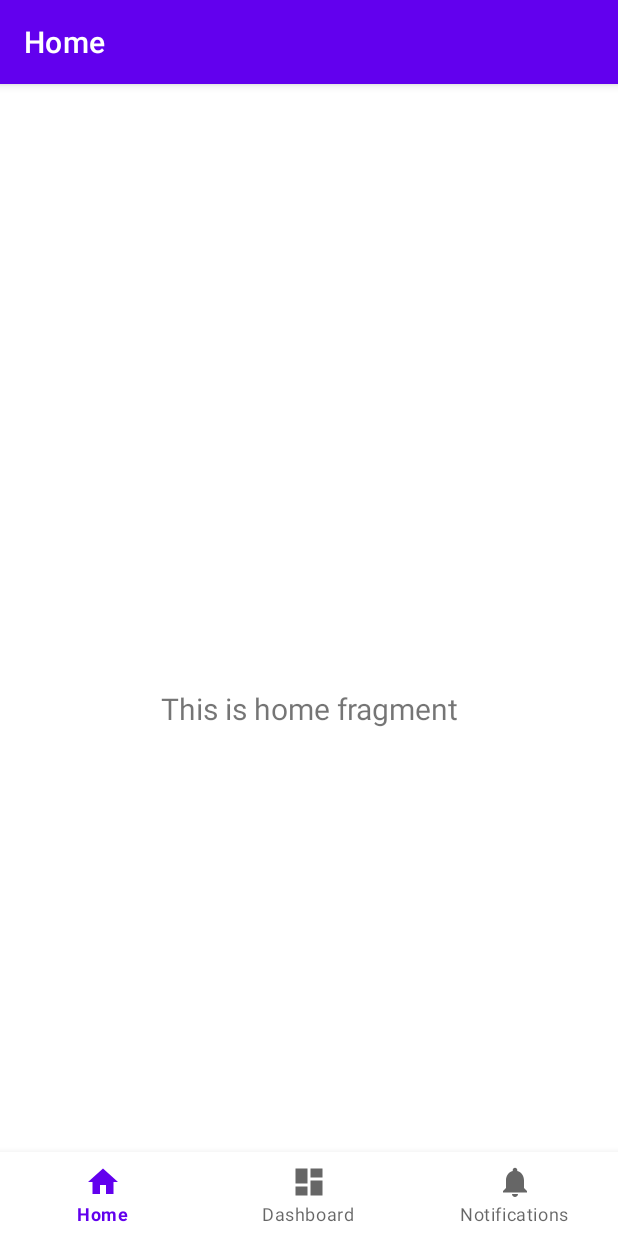
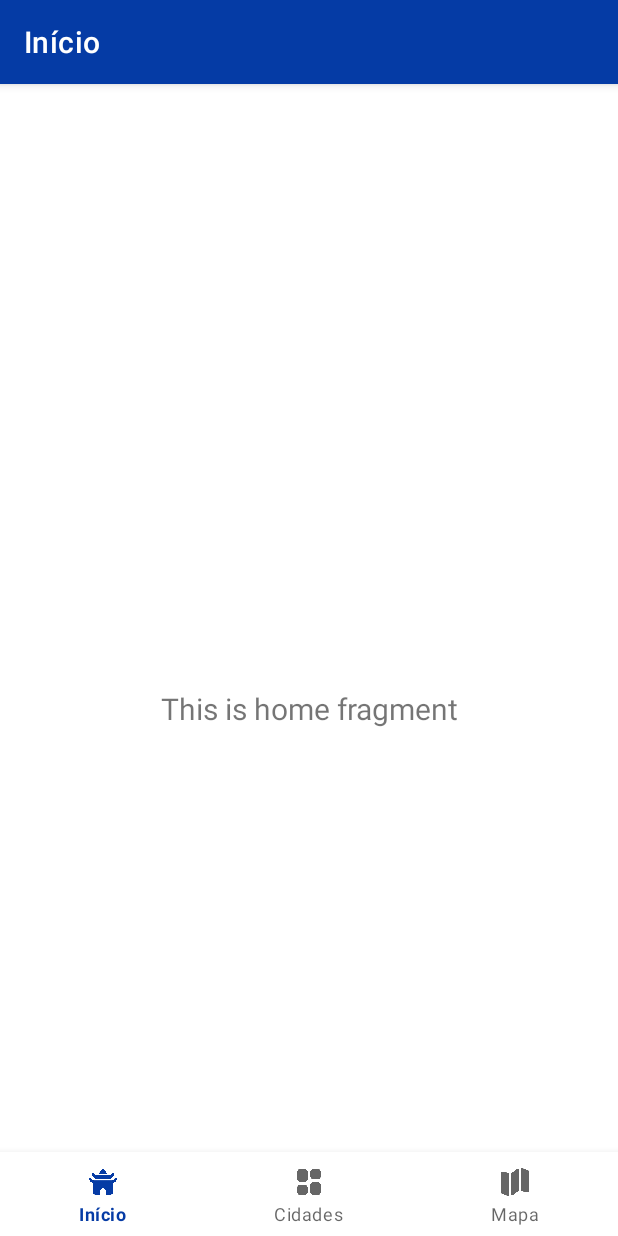
Before and after one commit to sophya-ribeiro/kori, an Android app: the screen it shows after launch (MainActivity), on a phone screen of 412 x 824 dp. Run offline under Robolectric (Android 15) with nearby library versions, the phone set to English and light mode, and no system bars; our stand-ins replace navigation-ui.

Commit message:
Ajusta menu navegação

```diff
--- a/app/src/main/AndroidManifest.xml
+++ b/app/src/main/AndroidManifest.xml
@@ -6,12 +6,13 @@
         android:allowBackup="true"
         android:dataExtractionRules="@xml/data_extraction_rules"
         android:fullBackupContent="@xml/backup_rules"
-        android:icon="@mipmap/ic_launcher"
         android:label="@string/app_name"
-        android:roundIcon="@mipmap/ic_launcher_round"
+        android:icon="@drawable/icon"
+        android:roundIcon="@drawable/icon"
         android:supportsRtl="true"
         android:theme="@style/Theme.Kori"
         tools:targetApi="31">
+
         <activity
             android:name=".MainActivity"
             android:exported="true"
--- a/app/src/main/java/com/example/kori/MainActivity.java
+++ b/app/src/main/java/com/example/kori/MainActivity.java
@@ -27,7 +27,7 @@ public class MainActivity extends AppCompatActivity {
         // Passing each menu ID as a set of Ids because each
         // menu should be considered as top level destinations.
         AppBarConfiguration appBarConfiguration = new AppBarConfiguration.Builder(
-                R.id.navigation_home, R.id.navigation_dashboard, R.id.navigation_notifications)
+                R.id.navigation_home, R.id.navigation_cities, R.id.navigation_map)
                 .build();
         NavController navController = Navigation.findNavController(this, R.id.nav_host_fragment_activity_main);
         NavigationUI.setupActionBarWithNavController(this, navController, appBarConfiguration);
--- a/app/src/main/res/drawable/ic_dashboard_black_24dp.xml
+++ /dev/null
@@ -1,9 +0,0 @@
-<vector xmlns:android="http://schemas.android.com/apk/res/android"
-    android:width="24dp"
-    android:height="24dp"
-    android:viewportWidth="24.0"
-    android:viewportHeight="24.0">
-    <path
-        android:fillColor="#FF000000"
-        android:pathData="M3,13h8L11,3L3,3v10zM3,21h8v-6L3,15v6zM13,21h8L21,11h-8v10zM13,3v6h8L21,3h-8z" />
-</vector>
--- a/app/src/main/res/drawable/ic_home_black_24dp.xml
+++ /dev/null
@@ -1,9 +0,0 @@
-<vector xmlns:android="http://schemas.android.com/apk/res/android"
-    android:width="24dp"
-    android:height="24dp"
-    android:viewportWidth="24.0"
-    android:viewportHeight="24.0">
-    <path
-        android:fillColor="#FF000000"
-        android:pathData="M10,20v-6h4v6h5v-8h3L12,3 2,12h3v8z" />
-</vector>
--- a/app/src/main/res/drawable/ic_notifications_black_24dp.xml
+++ /dev/null
@@ -1,9 +0,0 @@
-<vector xmlns:android="http://schemas.android.com/apk/res/android"
-    android:width="24dp"
-    android:height="24dp"
-    android:viewportWidth="24.0"
-    android:viewportHeight="24.0">
-    <path
-        android:fillColor="#FF000000"
-        android:pathData="M12,22c1.1,0 2,-0.9 2,-2h-4c0,1.1 0.89,2 2,2zM18,16v-5c0,-3.07 -1.64,-5.64 -4.5,-6.32L13.5,4c0,-0.83 -0.67,-1.5 -1.5,-1.5s-1.5,0.67 -1.5,1.5v0.68C7.63,5.36 6,7.92 6,11v5l-2,2v1h16v-1l-2,-2z" />
-</vector>
--- a/app/src/main/res/menu/bottom_nav_menu.xml
+++ b/app/src/main/res/menu/bottom_nav_menu.xml
@@ -3,17 +3,17 @@
 
     <item
         android:id="@+id/navigation_home"
-        android:icon="@drawable/ic_home_black_24dp"
+        android:icon="@drawable/home_icon"
         android:title="@string/title_home" />
 
     <item
-        android:id="@+id/navigation_dashboard"
-        android:icon="@drawable/ic_dashboard_black_24dp"
+        android:id="@+id/navigation_cities"
+        android:icon="@drawable/cities_icon"
         android:title="@string/title_dashboard" />
 
     <item
-        android:id="@+id/navigation_notifications"
-        android:icon="@drawable/ic_notifications_black_24dp"
+        android:id="@+id/navigation_map"
+        android:icon="@drawable/map_icon"
         android:title="@string/title_notifications" />
 
 </menu>
--- a/app/src/main/res/navigation/mobile_navigation.xml
+++ b/app/src/main/res/navigation/mobile_navigation.xml
@@ -12,13 +12,13 @@
         tools:layout="@layout/fragment_home" />
 
     <fragment
-        android:id="@+id/navigation_dashboard"
+        android:id="@+id/navigation_cities"
         android:name="com.example.kori.ui.dashboard.DashboardFragment"
         android:label="@string/title_dashboard"
         tools:layout="@layout/fragment_dashboard" />
 
     <fragment
-        android:id="@+id/navigation_notifications"
+        android:id="@+id/navigation_map"
         android:name="com.example.kori.ui.notifications.NotificationsFragment"
         android:label="@string/title_notifications"
         tools:layout="@layout/fragment_notifications" />
--- a/app/src/main/res/values-night/themes.xml
+++ b/app/src/main/res/values-night/themes.xml
@@ -2,12 +2,12 @@
     <!-- Base application theme. -->
     <style name="Theme.Kori" parent="Theme.MaterialComponents.DayNight.DarkActionBar">
         <!-- Primary brand color. -->
-        <item name="colorPrimary">@color/purple_200</item>
+        <item name="colorPrimary">@color/primary</item>
         <item name="colorPrimaryVariant">@color/purple_700</item>
         <item name="colorOnPrimary">@color/black</item>
         <!-- Secondary brand color. -->
-        <item name="colorSecondary">@color/teal_200</item>
-        <item name="colorSecondaryVariant">@color/teal_200</item>
+        <item name="colorSecondary">@color/secondary</item>
+        <item name="colorSecondaryVariant">@color/secondary</item>
         <item name="colorOnSecondary">@color/black</item>
         <!-- Status bar color. -->
         <item name="android:statusBarColor">?attr/colorPrimaryVariant</item>
--- a/app/src/main/res/values/colors.xml
+++ b/app/src/main/res/values/colors.xml
@@ -1,10 +1,9 @@
 <?xml version="1.0" encoding="utf-8"?>
 <resources>
-    <color name="purple_200">#FFBB86FC</color>
-    <color name="purple_500">#FF6200EE</color>
-    <color name="purple_700">#FF3700B3</color>
-    <color name="teal_200">#FF03DAC5</color>
-    <color name="teal_700">#FF018786</color>
+    <color name="purple_500">#053BA5</color>
+    <color name="purple_700">#769DED</color>
     <color name="black">#FF000000</color>
     <color name="white">#FFFFFFFF</color>
+    <color name="primary">#053BA5</color>
+    <color name="secondary">#769DED</color>
 </resources>
--- a/app/src/main/res/values/strings.xml
+++ b/app/src/main/res/values/strings.xml
@@ -1,6 +1,6 @@
 <resources>
     <string name="app_name">Kori</string>
-    <string name="title_home">Home</string>
-    <string name="title_dashboard">Dashboard</string>
-    <string name="title_notifications">Notifications</string>
+    <string name="title_home">Início</string>
+    <string name="title_dashboard">Cidades</string>
+    <string name="title_notifications">Mapa</string>
 </resources>
--- a/app/src/main/res/values/themes.xml
+++ b/app/src/main/res/values/themes.xml
@@ -4,11 +4,10 @@
         <!-- Primary brand color. -->
         <item name="colorPrimary">@color/purple_500</item>
         <item name="colorPrimaryVariant">@color/purple_700</item>
-        <item name="colorOnPrimary">@color/white</item>
+        <item name="colorOnPrimary">@color/primary</item>
         <!-- Secondary brand color. -->
-        <item name="colorSecondary">@color/teal_200</item>
-        <item name="colorSecondaryVariant">@color/teal_700</item>
-        <item name="colorOnSecondary">@color/black</item>
+        <item name="colorSecondary">@color/secondary</item>
+        <item name="colorOnSecondary">@color/secondary</item>
         <!-- Status bar color. -->
         <item name="android:statusBarColor">?attr/colorPrimaryVariant</item>
         <!-- Customize your theme here. -->
```
Also changed, not shown: app/src/main/res/drawable/cities_icon.png (added), app/src/main/res/drawable/home_icon.png (added), app/src/main/res/drawable/icon.png (added), app/src/main/res/drawable/logo.png (added), app/src/main/res/drawable/map_icon.png (added), 1 other file.
